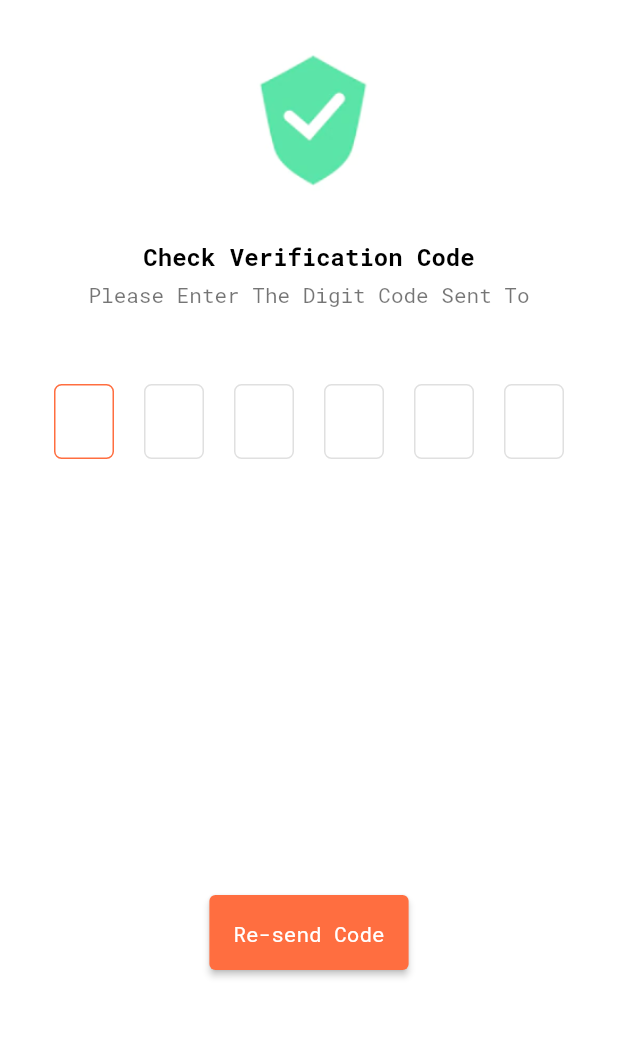
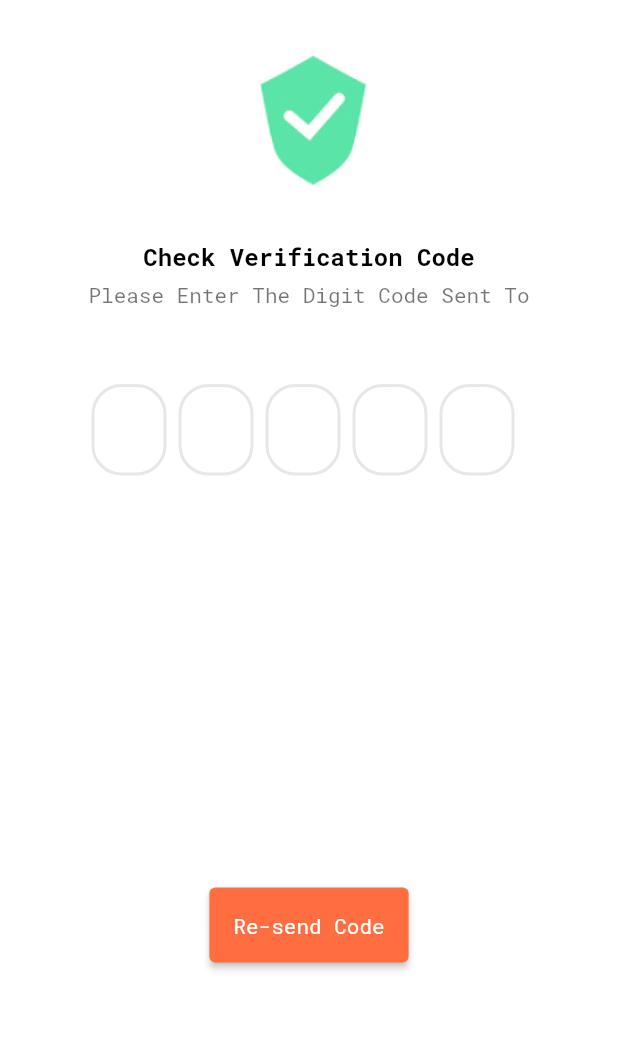
Before and after one commit to Ibrahimfathi96/ShopSavvy, a Flutter app: the SignUpVerifyCode screen opened directly with empty values, on a phone screen of 412 x 824 dp, the part 84-1122 px from its top. Run offline on Flutter 3.47's test engine with Material 2 defaults, Android fonts, the phone set to English and light mode, and no system bars; drawn by our look-alikes of flutter_otp_text_field, pin_code_fields; our stand-ins replace dartz, firebase_auth, firebase_core, font_awesome_flutter, get, lottie and 1 more; accounts and stored records are empty; network calls fail; project files that could hold a hidden picture were left out.

Commit message:
[FEATURE] Return to API Auth without Sending Message

```diff
--- a/lib/controller/auth/sign_up_controller.dart
+++ b/lib/controller/auth/sign_up_controller.dart
@@ -68,13 +68,13 @@ class SignUpControllerImp extends SignUpController {
       update();
       var response = await signUpData.postData(fullNameController.text,
           passwordController.text, emailController.text, phoneController.text);
-      await verifyPhoneNumber(phoneController.text);
-      await createAccountWithFirebaseAuth();
+      // await verifyPhoneNumber(phoneController.text);
+      // await createAccountWithFirebaseAuth();
       statusRequest = handlingData(response);
       if (StatusRequest.success == statusRequest) {
         if (response['status'] == 'success') {
           Get.offAllNamed(SignUpVerifyCode.routeName,
-              arguments: {"phone": phoneController.text});
+              arguments: {"email": emailController.text});
         } else {
           Get.defaultDialog(
               title: "Warning!",
--- a/lib/controller/forget_password/forget_password_controller.dart
+++ b/lib/controller/forget_password/forget_password_controller.dart
@@ -73,13 +73,11 @@ class ForgetPasswordControllerImp extends ForgetPasswordController {
       var response = await checkEmailData.postData(
         emailController.text,
       );
-      await checkFirebaseEmail();
+      // await checkFirebaseEmail();
       statusRequest = handlingData(response);
       if (StatusRequest.success == statusRequest) {
         if (response['status'] == 'success') {
-          goToResetPassword();
-          // if we only use api verification , here we should navigate
-          debugPrint("Success");
+          goToVerifyCode();
         } else {
           Get.defaultDialog(
               title: "Warning!",
--- a/lib/core/class/status_request.dart
+++ b/lib/core/class/status_request.dart
@@ -1,3 +1,3 @@
 enum StatusRequest{
- loading, success, failure, serverFailure, serverException, internetFailure, onFirebaseErrors
+ none,loading, success, failure, serverFailure, serverException, internetFailure, onFirebaseErrors
 }
--- a/lib/core/localization/translations.dart
+++ b/lib/core/localization/translations.dart
@@ -106,8 +106,8 @@ class MyTranslations extends Translations {
           "39":"Check Email Address",
           "40":"Remember your Password? ",
           "41":"Reset Password",
-          "42":"Enter New Password",
-          "43":"Enter The password you entered in the firebase link here once again.",
+          "42":"Create New Password",
+          "43":"Your New Password must be different from the previous used passwords.",
           "44":"Enter a new password",
           "45":"New Password",
           "46":"Re-Enter your Password",
--- /dev/null
+++ b/lib/data/data_source/remote/auth/signup_verify_code_remote.dart
@@ -0,0 +1,16 @@
+import 'package:shop_savvy/core/class/crud.dart';
+import 'package:shop_savvy/link_api.dart';
+
+class VerifyCodeSignUpData {
+  Crud crud;
+
+  VerifyCodeSignUpData(this.crud);
+
+  postData(String email, String verifyCode) async {
+    var response = await crud.postData(AppLink.signupVerifyCode, {
+      "email":email,
+      "verifycode":verifyCode,
+    });
+    return response.fold((l) => l, (r) => r);
+  }
+}
--- a/lib/data/data_source/remote/forget_password/verify_code.dart
+++ b/lib/data/data_source/remote/forget_password/verify_code.dart
@@ -7,8 +7,8 @@ class VerifyCodeForgetPasswordData{
   VerifyCodeForgetPasswordData(this.crud);
 
   postData(String email, String verifyCode)async{
-    var response = await crud.postData(AppLink.verifyCode, {
-      "verifyCode":verifyCode,
+    var response = await crud.postData(AppLink.fpVerifyCode, {
+      "verifycode":verifyCode,
       "email":email,
     });
     return response.fold((l) => l, (r) => r);
--- a/lib/link_api.dart
+++ b/lib/link_api.dart
@@ -8,9 +8,10 @@ class AppLink{
 /*================ AUTH =================*/
   static const String signup = "$server/auth/sign_up.php";
   static const String signIn = "$server/auth/sign_in.php";
+  static const String signupVerifyCode = "$server/auth/verify_code.php";
   /*================ ForgetPassword =================*/
   static const String checkEmail = "$server/forget_password/check_email.php";
   static const String checkPhone = "$server/forget_password/check_phone_number.php";
   static const String resetPassword = "$server/forget_password/reset_password.php";
-  static const String verifyCode = "$server/forget_password/verify_code.php";
+  static const String fpVerifyCode = "$server/forget_password/verify_code.php";
 }
--- a/lib/view/screen/auth/forget_password/reset_password.dart
+++ b/lib/view/screen/auth/forget_password/reset_password.dart
@@ -85,13 +85,14 @@ class ResetPassword extends StatelessWidget {
                           CustomAuthButton(
                             text: "48".tr,
                             onPressed: () {
-                                controller.goToResetPasswordSuccessfully();
+                              controller.resetPassword();
                             },
                           ),
                         ],
                       ),
                     ),
-                    )),
+                  ),
+      ),
     );
   }
 }
--- a/lib/view/screen/auth/sign_up/verify_code_sign_up.dart
+++ b/lib/view/screen/auth/sign_up/verify_code_sign_up.dart
@@ -1,7 +1,7 @@
 import 'package:flutter/material.dart';
 import 'package:get/get.dart';
-import 'package:shop_savvy/controller/auth/sign_up_controller.dart';
 import 'package:shop_savvy/controller/auth/sign_up_verify_controller.dart';
+import 'package:shop_savvy/core/class/status_request.dart';
 import 'package:shop_savvy/core/constants/color.dart';
 import 'package:shop_savvy/core/constants/image_assets.dart';
 import 'package:shop_savvy/view/widget/auth/forget_password_texts.dart';
@@ -14,7 +14,6 @@ class SignUpVerifyCode extends StatelessWidget {
 
   @override
   Widget build(BuildContext context) {
-    SignUpVerifyCodeControllerImp controller =
     Get.put(SignUpVerifyCodeControllerImp());
     return Scaffold(
       appBar: AppBar(
@@ -23,7 +22,13 @@ class SignUpVerifyCode extends StatelessWidget {
         centerTitle: true,
         title: Text("29".tr),
       ),
-      body: Container(
+      body: GetBuilder<SignUpVerifyCodeControllerImp>(
+        builder: (controller) =>
+            controller.statusRequest == StatusRequest.loading
+                ? const Center(
+                    child: Text("Loading...."),
+                  )
+                : Container(
                     padding: const EdgeInsets.symmetric(horizontal: 36.0),
                     child: ListView(
                       physics: const BouncingScrollPhysics(),
@@ -46,7 +51,7 @@ class SignUpVerifyCode extends StatelessWidget {
                           height: 10,
                         ),
                         Text(
-              controller.phone!,
+                          controller.email!,
                           textAlign: TextAlign.center,
                           style: const TextStyle(color: Colors.black),
                         ),
@@ -54,10 +59,9 @@ class SignUpVerifyCode extends StatelessWidget {
                           height: 20,
                         ),
                         OTPTextFields(
-              onCompleted: (code) {
+                          onSubmitted: (String code) {
                             debugPrint(code);
-                controller.verifyOtp(code);
-                controller.goToSignUpSuccess();
+                            controller.goToSignUpSuccess(code);
                           },
                         ),
                         SizedBox(
@@ -71,7 +75,7 @@ class SignUpVerifyCode extends StatelessWidget {
                               minimumSize: const Size(110, 50),
                             ),
                             onPressed: () {
-                  SignUpControllerImp().verifyPhoneNumber(controller.phone!);
+                              // SignUpControllerImp().verifyPhoneNumber(controller.email!);
                             },
                             child: const Text("Re-send Code"),
                           ),
@@ -79,6 +83,7 @@ class SignUpVerifyCode extends StatelessWidget {
                       ],
                     ),
                   ),
+      ),
     );
   }
 }
--- a/lib/view/widget/auth/otp_text_field.dart
+++ b/lib/view/widget/auth/otp_text_field.dart
@@ -1,44 +1,58 @@
 import 'package:flutter/material.dart';
-import 'package:pin_code_fields/pin_code_fields.dart';
-import 'package:shop_savvy/core/constants/color.dart';
+import 'package:flutter_otp_text_field/flutter_otp_text_field.dart';
+
+
 
 class OTPTextFields extends StatelessWidget {
-  final void Function(String) onCompleted;
+  final void Function(String)?  onSubmitted;
 
   const OTPTextFields({
-    super.key, required this.onCompleted,
+    super.key, required this.onSubmitted,
   });
 
   @override
   Widget build(BuildContext context) {
-    return PinCodeTextField(
-      appContext: context,
-      length: 6,
-      cursorColor: Colors.black,
-      keyboardType: TextInputType.number,
-      autoFocus: true,
-      obscureText: false,
-      animationType: AnimationType.scale,
-      pinTheme: PinTheme(
-        shape: PinCodeFieldShape.box,
-        borderRadius: BorderRadius.circular(5),
-        fieldHeight: 50,
-        fieldWidth: 40,
-        activeFillColor: Colors.black12,
-        inactiveFillColor: Colors.white,
-        selectedColor: AppColors.primaryColor,
-        selectedFillColor: Colors.white,
-        borderWidth: 1,
-        activeColor: AppColors.primaryColor,
-        inactiveColor: Colors.black12,
-      ),
-      animationDuration: const Duration(milliseconds: 300),
-      backgroundColor: Colors.white,
-      enableActiveFill: true,
-      onCompleted: onCompleted,
-      onChanged: (value) {
-        print(value);
+    return OtpTextField(
+      fieldWidth: 50.0,
+      borderRadius: BorderRadius.circular(20),
+      numberOfFields: 5,
+      borderColor: const Color(0xFF512DA8),
+      //set to true to show as box or false to show as dash
+      showFieldAsBox: true,
+      //runs when a code is typed in
+      onCodeChanged: (String code) {
+        //handle validation or checks here
       },
+      onSubmit: onSubmitted, // end onSubmit
     );
+    //   PinCodeTextField(
+    //   appContext: context,
+    //   length: 6,
+    //   cursorColor: Colors.black,
+    //   keyboardType: TextInputType.number,
+    //   autoFocus: true,
+    //   obscureText: false,
+    //   animationType: AnimationType.scale,
+    //   pinTheme: PinTheme(
+    //     shape: PinCodeFieldShape.box,
+    //     borderRadius: BorderRadius.circular(5),
+    //     fieldHeight: 50,
+    //     fieldWidth: 40,
+    //     activeFillColor: Colors.black12,
+    //     inactiveFillColor: Colors.white,
+    //     selectedColor: AppColors.primaryColor,
+    //     selectedFillColor: Colors.white,
+    //     borderWidth: 1,
+    //     activeColor: AppColors.primaryColor,
+    //     inactiveColor: Colors.black12,
+    //   ),
+    //   animationDuration: const Duration(milliseconds: 300),
+    //   backgroundColor: Colors.white,
+    //   enableActiveFill: true,
+    //   // onCompleted: onCompleted,
+    //   onSubmitted:onSubmitted ,
+    //   onChanged: (value) {
+    //   },
+    // );
   }
 }
```
Also changed, not shown: lib/controller/auth/sign_in_controller.dart (+4 -4 lines), lib/controller/auth/sign_up_verify_controller.dart (+29 -10 lines), lib/controller/forget_password/fp_verify_code_controller.dart (+40 -5 lines), lib/controller/forget_password/reset_password_controller.dart (+13 -10 lines), lib/core/class/handling_data_view.dart (+38 -0 lines), lib/data/data_source/remote/auth/sign_in_remote.dart (+4 -4 lines), lib/view/screen/auth/forget_password/verify_code_forget_pass.dart (+15 -7 lines), lib/view/screen/auth/sign_in.dart (+10 -10 lines). Lines whose indentation alone changed are shown as unchanged.
